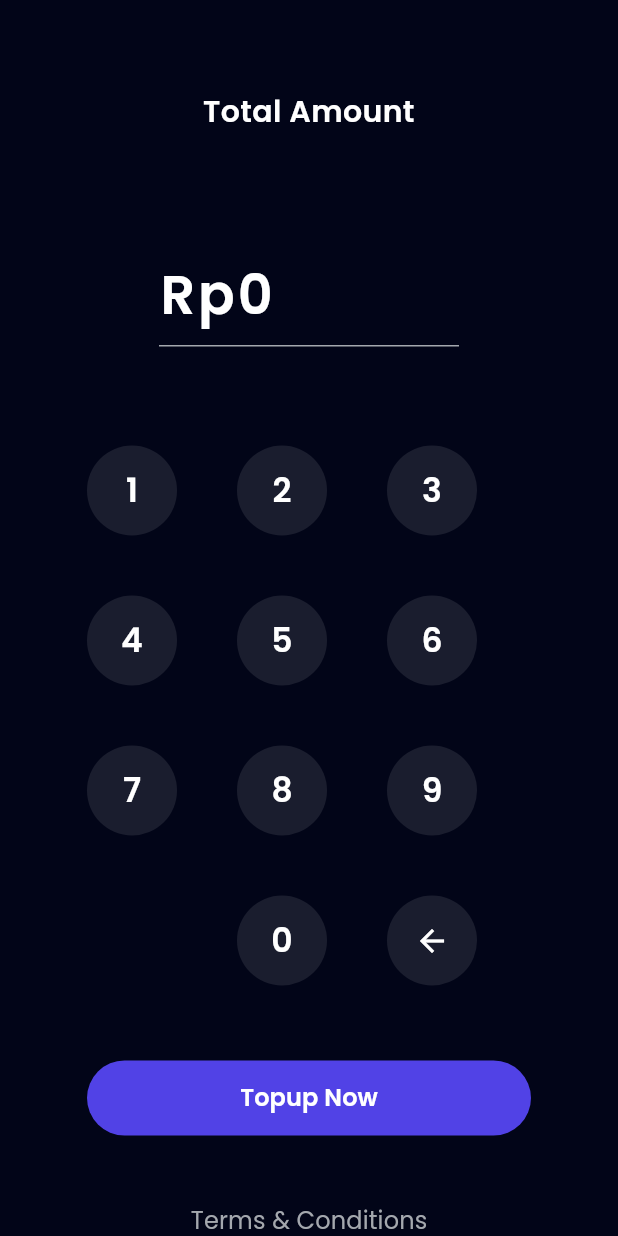
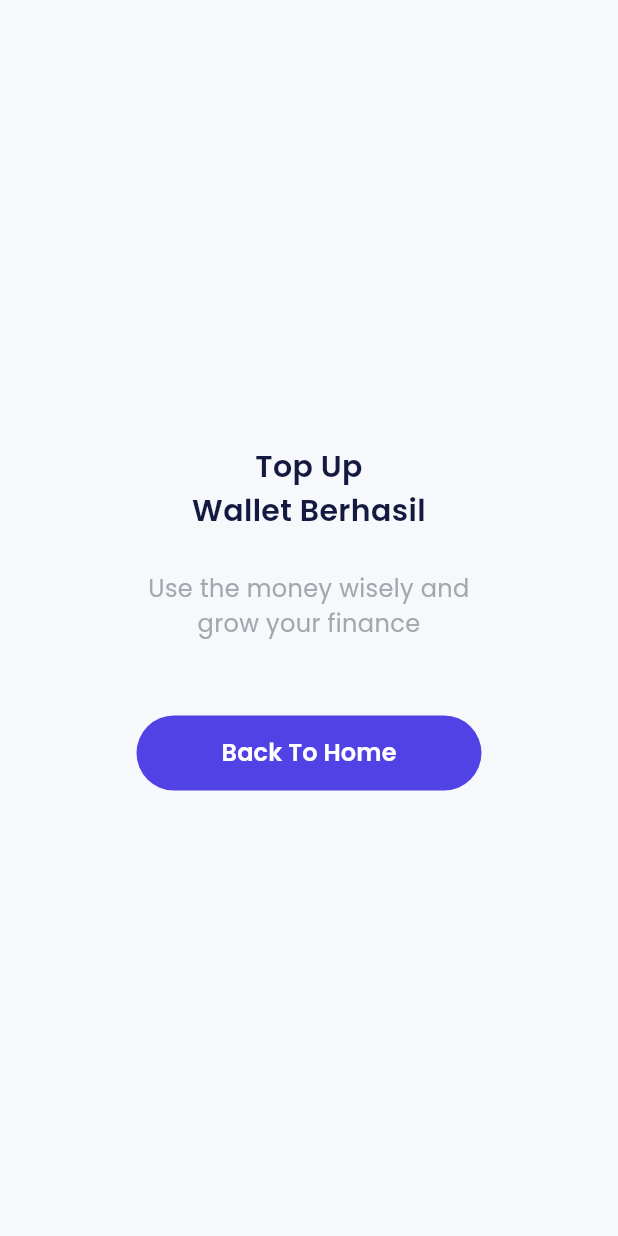
Before and after one commit to kingslyDev/E-walletmobile, a Flutter app: the TopupAmountPage screen opened by its route, after a tap on "Topup Now", on a phone screen of 412 x 824 dp. Run offline on Flutter 3.47's test engine with Material 3 defaults, Android fonts, the phone set to English and light mode, and no system bars; our stand-ins replace carousel_slider, google_fonts.

Commit message:
topup success page

```diff
--- a/lib/main.dart
+++ b/lib/main.dart
@@ -14,6 +14,7 @@ import 'package:bankga/ui/pages/signin_page.dart';
 import 'package:bankga/ui/pages/splash_screen.dart';
 import 'package:bankga/ui/pages/topup/topup_amount_page.dart';
 import 'package:bankga/ui/pages/topup/topup_page.dart';
+import 'package:bankga/ui/pages/topup/topup_success_page.dart';
 import 'package:flutter/material.dart';
 
 void main() => runApp(const MyApp());
@@ -53,6 +54,7 @@ class MyApp extends StatelessWidget {
         '/editacc': (context) => EditSuccessPage(),
         '/topup': (context) => TopupPage(),
         '/topupamount': (context) => TopupAmountPage(),
+        '/topupacc': (context) => TopupSuccessPage(),
       },
     );
   }
--- a/lib/ui/pages/topup/topup_amount_page.dart
+++ b/lib/ui/pages/topup/topup_amount_page.dart
@@ -192,7 +192,9 @@ class _TopupAmountPageState extends State<TopupAmountPage> {
           ),
           CustomFilledButton(
             title: 'Topup Now',
-            onPressed: () {},
+            onPressed: () {
+              Navigator.pushNamed(context, '/topupacc');
+            },
           ),
           const SizedBox(
             height: 25,
--- /dev/null
+++ b/lib/ui/pages/topup/topup_success_page.dart
@@ -0,0 +1,53 @@
+import 'package:bankga/shared/themes.dart';
+import 'package:bankga/ui/pages/home_page.dart';
+import 'package:bankga/ui/widgets/button.dart';
+import 'package:flutter/material.dart';
+
+class TopupSuccessPage extends StatelessWidget {
+  const TopupSuccessPage({super.key});
+
+  @override
+  Widget build(BuildContext context) {
+    return Scaffold(
+      body: Center(
+        child: Column(
+          mainAxisAlignment: MainAxisAlignment.center,
+          children: [
+            Text(
+              'Top Up\nWallet Berhasil',
+              style: blackTextStyle.copyWith(
+                fontSize: 20,
+                fontWeight: semiBold,
+              ),
+              textAlign: TextAlign.center,
+            ),
+            SizedBox(
+              height: 26,
+            ),
+            Text(
+              'Use the money wisely and\ngrow your finance',
+              style: greyTextStyle.copyWith(
+                fontSize: 16,
+              ),
+              textAlign: TextAlign.center,
+            ),
+            SizedBox(
+              height: 50,
+            ),
+            CustomFilledButton(
+              title: 'Back To Home',
+              width: 230,
+              onPressed: () {
+                Navigator.pushAndRemoveUntil(
+                  context,
+                  MaterialPageRoute(builder: (context) => const HomePage()),
+                  (route) => false,
+                );
+              },
+            )
+          ],
+        ),
+      ),
+    );
+  }
+}
```
Also changed, not shown: lib/ui/pages/home_page.dart (+12 -0 lines).
